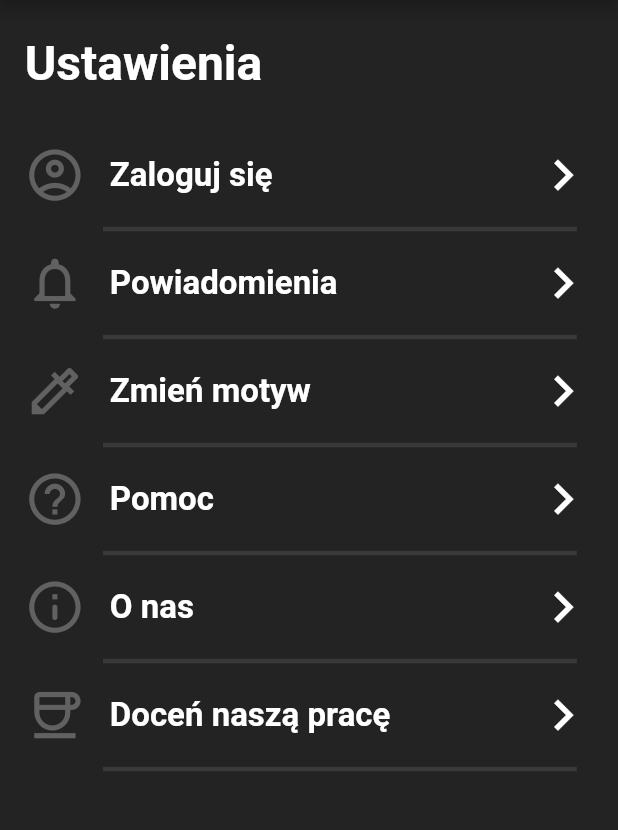
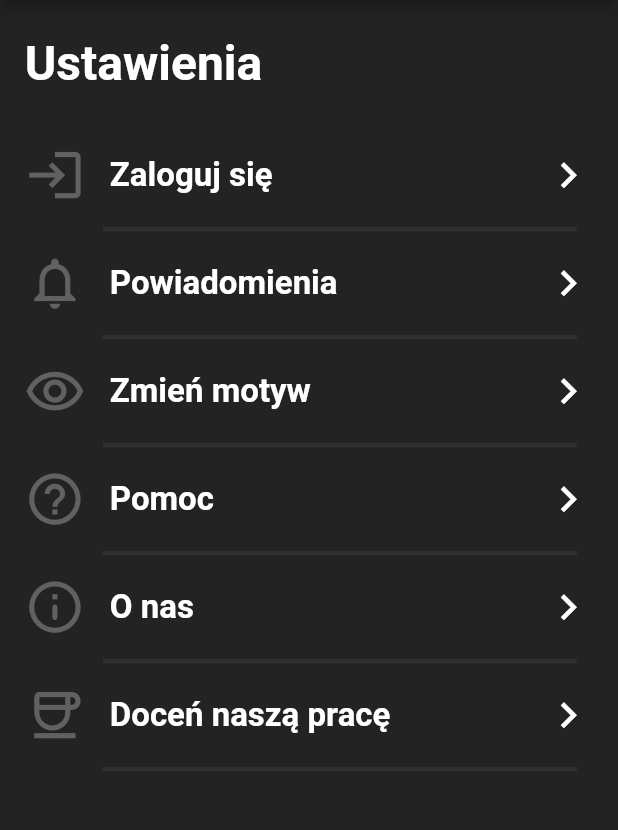
Before and after one commit to MineSwek/What2Bake-MobileApp, a Flutter app: the Settings screen opened by its route, on a phone screen of 412 x 824 dp, the part 177-1007 px from its top. Run offline on Flutter 3.47's test engine with Material 2 defaults, Android fonts, the phone set to English and light mode, and no system bars; our stand-ins replace dashed_circular_progress_bar, flutter_svg, google_fonts, pocketbase, shared_preferences; missing offline and left inert: flex_list, flutter_web_auth_2; accounts and stored records are empty; network calls fail.

Commit message:
Make code look more readable

```diff
--- a/lib/pages/settings.dart
+++ b/lib/pages/settings.dart
@@ -1,6 +1,6 @@
 import 'package:flutter/material.dart';
 import 'package:what2bake/widgets/appbar.dart';
-
+import 'package:what2bake/widgets/settingsTile.dart';
 class Settings extends StatefulWidget {
   const Settings({Key? key}) : super(key: key);
 
@@ -10,11 +10,19 @@ class Settings extends StatefulWidget {
 
 class _SettingsState extends State<Settings> {
 
+
   @override
   Widget build(BuildContext context) {
     final size = MediaQuery.of(context).size;
     final width = size.width;
     final height = size.height;
+    final divider = Container(
+      margin: EdgeInsets.fromLTRB(width/6, 0, width/15, 0),
+      child: const Divider(
+        color: Color(0xFF303030),
+        thickness: 3.0,
+      ),
+    );
     /*
     return Scaffold(
       appBar: AppBar(
@@ -53,213 +61,23 @@ class _SettingsState extends State<Settings> {
             ),
           ),
 
-          /* ZALOGUJ SIĘ */
+          SettingsTile(width: width, height: height, localisation: "/login", icon: Icons.login_outlined, title: "Zaloguj się"),
+          divider,
 
-          GestureDetector(
-            onTap: () {
-              Navigator.pushNamed(context, "/login");
-            },
-            child: ListTile(
-              tileColor: const Color(0xFF232323),
-              leading: Icon(
-                  Icons.account_circle_outlined,
-                size: width/10,
-                color: const Color(0xFF616161),
-              ),
-              trailing: Icon(
-                  Icons.chevron_right,
-                size: width/10,
-              ),
-              title: const Text(
-                  "Zaloguj się",
-                style: TextStyle(
-                  fontSize: 22,
-                  fontWeight: FontWeight.bold,
-                ),
-              ),
-            ),
-          ),
-          Container(
-            margin: EdgeInsets.fromLTRB(width/6, 0, width/15, 0),
-            child: const Divider(
-              color: Color(0xFF393939),
-              thickness: 3.0,
-            ),
-          ),
+          SettingsTile(width: width, height: height, localisation: "/notifications", icon: Icons.notifications_none_outlined, title: "Powiadomienia"),
+          divider,
 
-          /*POWIADOMIENIA*/
+          SettingsTile(width: width, height: height, localisation: "/changetheme", icon: Icons.remove_red_eye_outlined, title: "Zmień motyw"),
+          divider,
 
-          GestureDetector(
-            onTap: () {
-              Navigator.pushNamed(context, "/notifications");
-            },
-            child: ListTile(
-              tileColor: const Color(0xFF232323),
-              leading: Icon(
-                Icons.notifications_none_outlined,
-                size: width/10,
-                color: const Color(0xFF616161),
-              ),
-              trailing: Icon(
-                Icons.chevron_right,
-                size: width/10,
-              ),
-              title: const Text(
-                "Powiadomienia",
-                style: TextStyle(
-                  fontSize: 22,
-                  fontWeight: FontWeight.bold,
-                ),
-              ),
-            ),
-          ),
-          Container(
-            margin: EdgeInsets.fromLTRB(width/6, 0, width/15, 0),
-            child: const Divider(
-              color: Color(0xFF393939),
-              thickness: 3.0,
-            ),
-          ),
+          SettingsTile(width: width, height: height, localisation: "/help", icon: Icons.help_outline, title: "Pomoc"),
+          divider,
 
+          SettingsTile(width: width, height: height, localisation: "/aboutus", icon: Icons.info_outline_rounded, title: "O nas"),
+          divider,
 
-          /*ZMIEŃ MOTYW*/
-
-          GestureDetector(
-            onTap: () {
-              Navigator.pushNamed(context, "/changetheme");
-            },
-            child: ListTile(
-              tileColor: const Color(0xFF232323),
-              leading: Icon(
-                Icons.colorize_outlined,
-                size: width/10,
-                color: const Color(0xFF616161),
-              ),
-              trailing: Icon(
-                Icons.chevron_right,
-                size: width/10,
-              ),
-              title: const Text(
-                "Zmień motyw",
-                style: TextStyle(
-                  fontSize: 22,
-                  fontWeight: FontWeight.bold,
-                ),
-              ),
-            ),
-          ),
-          Container(
-            margin: EdgeInsets.fromLTRB(width/6, 0, width/15, 0),
-            child: const Divider(
-              color: Color(0xFF393939),
-              thickness: 3.0,
-            ),
-          ),
-
-
-          /*POMOC*/
-
-          GestureDetector(
-            onTap: () {
-              Navigator.pushNamed(context, "/help");
-            },
-            child: ListTile(
-              tileColor: const Color(0xFF232323),
-              leading: Icon(
-                Icons.help_outline,
-                size: width/10,
-                color: const Color(0xFF616161),
-              ),
-              trailing: Icon(
-                Icons.chevron_right,
-                size: width/10,
-              ),
-              title: const Text(
-                "Pomoc",
-                style: TextStyle(
-                  fontSize: 22,
-                  fontWeight: FontWeight.bold,
-                ),
-              ),
-            ),
-          ),
-          Container(
-            margin: EdgeInsets.fromLTRB(width/6, 0, width/15, 0),
-            child: const Divider(
-              color: Color(0xFF393939),
-              thickness: 3.0,
-            ),
-          ),
-
-
-          /*O NAS*/
-
-          GestureDetector(
-            onTap: () {
-              Navigator.pushNamed(context, "/aboutus");
-            },
-            child: ListTile(
-              tileColor: const Color(0xFF232323),
-              leading: Icon(
-                Icons.info_outline_rounded,
-                size: width/10,
-                color: const Color(0xFF616161),
-              ),
-              trailing: Icon(
-                Icons.chevron_right,
-                size: width/10,
-              ),
-              title: const Text(
-                "O nas",
-                style: TextStyle(
-                  fontSize: 22,
-                  fontWeight: FontWeight.bold,
-                ),
-              ),
-            ),
-          ),
-          Container(
-            margin: EdgeInsets.fromLTRB(width/6, 0, width/15, 0),
-            child: const Divider(
-              color: Color(0xFF393939),
-              thickness: 3.0,
-            ),
-          ),
-
-
-          /*DOCEŃ NASZĄ PRACĘ*/
-
-          GestureDetector(
-            onTap: () {
-              Navigator.pushNamed(context, "/tips");
-            },
-            child: ListTile(
-              tileColor: const Color(0xFF232323),
-              leading: Icon(
-                Icons.coffee_outlined,
-                size: width/10,
-                color: const Color(0xFF616161),
-              ),
-              trailing: Icon(
-                Icons.chevron_right,
-                size: width/10,
-              ),
-              title: const Text(
-                "Doceń naszą pracę",
-                style: TextStyle(
-                  fontSize: 22,
-                  fontWeight: FontWeight.bold,
-                ),
-              ),
-            ),
-          ),
-          Container(
-            margin: EdgeInsets.fromLTRB(width/6, 0, width/15, 0),
-            child: const Divider(
-              color: Color(0xFF393939),
-              thickness: 3.0,
-            ),
-          ),
+          SettingsTile(width: width, height: height, localisation: "/tips", icon: Icons.coffee_outlined, title: "Doceń naszą pracę"),
+          divider,
 
         ],
       ),
--- /dev/null
+++ b/lib/widgets/settingsTile.dart
@@ -0,0 +1,44 @@
+import 'package:flutter/material.dart';
+
+class SettingsTile extends StatefulWidget {
+  final width;
+  final height;
+  final localisation;
+  final icon;
+  final title;
+  const SettingsTile({super.key, this.width, this.height, this.localisation, this.icon, this.title, });
+
+  @override
+  State<SettingsTile> createState() => _SettingsTileState();
+}
+
+class _SettingsTileState extends State<SettingsTile> {
+
+  @override
+  Widget build(BuildContext context) {
+    return GestureDetector(
+      onTap: () {
+        Navigator.pushNamed(context, widget.localisation);
+      },
+      child: ListTile(
+        tileColor: const Color(0xFF232323),
+        leading: Icon(
+          widget.icon,
+          size: widget.width/10,
+          color: const Color(0xFF616161),
+        ),
+        trailing: Icon(
+          Icons.chevron_right,
+          size: widget.width/12,
+        ),
+        title: Text(
+          widget.title,
+          style: const TextStyle(
+            fontSize: 22,
+            fontWeight: FontWeight.bold,
+          ),
+        ),
+      ),
+    );
+  }
+}
```
